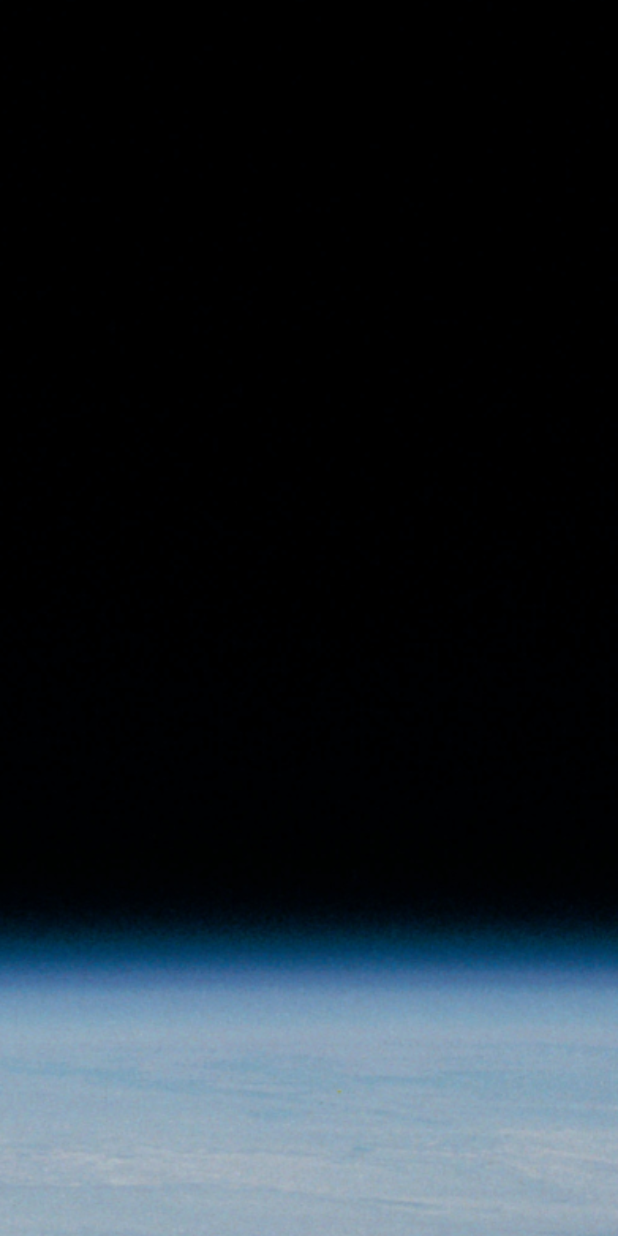
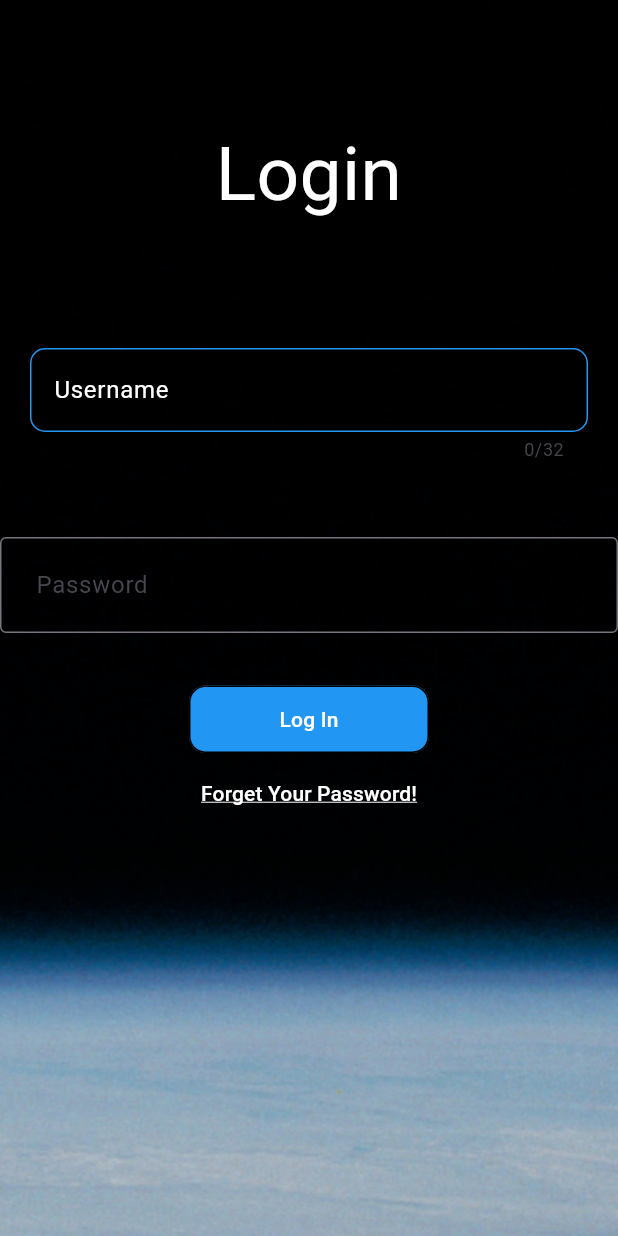
Before and after one commit to ForhadIsrafil/space-mobile-app-by-flutter, a Flutter app: the screen it shows after launch, on a phone screen of 412 x 824 dp. Run offline on Flutter 3.47's test engine with Material 2 defaults, Android fonts, the phone set to English and light mode, and no system bars.

Commit message:
button and textfield is done 50%

```diff
--- a/lib/main.dart
+++ b/lib/main.dart
@@ -30,7 +30,7 @@ class MyApp extends StatelessWidget {
         //
         // This works for code too, not just values: Most code changes can be
         // tested with just a hot reload.
-        colorScheme: ColorScheme.fromSeed(seedColor: Colors.deepPurple),
+        // colorScheme: ColorScheme.fromSeed(seedColor: Colors.deepPurple),
         useMaterial3: true,
       ),
       home: const LoginPage(),
--- a/lib/welcome_pages/LoginPage.dart
+++ b/lib/welcome_pages/LoginPage.dart
@@ -10,16 +10,106 @@ class LoginPage extends StatefulWidget {
 class _LoginPageState extends State<LoginPage> {
   @override
   Widget build(BuildContext context) {
-    return Stack(
-      children: [
-        Image.asset(
-          "images/login.png",
-          fit: BoxFit.cover,
-          height: double.infinity,
-          width: double.infinity,
+    return Scaffold(
+      body: Container(
+        decoration: const BoxDecoration(
+          image: DecorationImage(
+            image: AssetImage('images/login.png'),
+            fit: BoxFit.cover,
+          ),
         ),
-
-      ],
+        child: ListView(
+          // mainAxisAlignment: MainAxisAlignment.center,
+          children: [
+            const Padding(
+              padding: EdgeInsets.all(80.0),
+              child: Text(
+                "Login",
+                textAlign: TextAlign.center,
+                style: TextStyle(
+                  color: Colors.white,
+                  fontSize: 50.0,
+                ),
+              ),
+            ),
+            Padding(
+              padding: const EdgeInsets.only(left: 20, right: 20),
+              child: TextField(
+                maxLength: 32,
+                style: const TextStyle(color: Colors.white),
+                decoration: InputDecoration(
+                  // contentPadding: const EdgeInsets.all(20),
+                  label: const Text("Username"),
+                  hintText: 'Username',
+                  labelStyle: const TextStyle(color: Colors.white),
+                  hintStyle: const TextStyle(color: Colors.blue),
+                  // focusColor: Colors.blue,
+                  enabledBorder: OutlineInputBorder(
+                    borderSide: const BorderSide(color: Colors.blue),
+                    borderRadius: BorderRadius.circular(10.0),
+                  ),
+                  border: OutlineInputBorder(
+                      borderRadius: BorderRadius.circular(10.0),
+                      borderSide: const BorderSide(color: Colors.blue)),
+                  focusedBorder: OutlineInputBorder(
+                    borderSide: const BorderSide(color: Colors.blue),
+                    borderRadius: BorderRadius.circular(10.0),
+                  ),
+                ),
+              ),
+            ),
+            const SizedBox(height: 50),
+            const TextField(
+              decoration: InputDecoration(
+                contentPadding: EdgeInsets.all(20),
+                label: Text("Password"),
+                hintText: 'Enter your password',
+                hintStyle: TextStyle(color: Colors.blue),
+                border: OutlineInputBorder(),
+              ),
+            ),
+            const SizedBox(height: 35),
+            UnconstrainedBox(
+              child: SizedBox(
+                width: 160,
+                height: 45,
+                child: ElevatedButton(
+                  onPressed: () {},
+                  style: ElevatedButton.styleFrom(
+                    shape: const RoundedRectangleBorder(
+                      borderRadius: BorderRadius.all(Radius.circular(11.0)),
+                    ),
+                    side: const BorderSide(),
+                    backgroundColor: Colors.blue,
+                    // padding: const EdgeInsets.only(left: 20.0, right: 20.0),
+                  ),
+                  child: const Text(
+                    'Log In',
+                    style: TextStyle(color: Colors.white),
+                  ),
+                ),
+              ),
+            ),
+            const SizedBox(height: 3),
+            UnconstrainedBox(
+              child: SizedBox(
+                child: TextButton(
+                  style: ElevatedButton.styleFrom(
+                      shape: const RoundedRectangleBorder()),
+                  onPressed: () {},
+                  child: const Text(
+                    'Forget Your Password!',
+                    style: TextStyle(
+                        color: Colors.white,
+                        decoration: TextDecoration.underline,
+                        decorationColor: Colors.white),
+                  ),
+                ),
+              ),
+            ),
+          ],
+        ),
+      ),
     );
   }
 }
```
